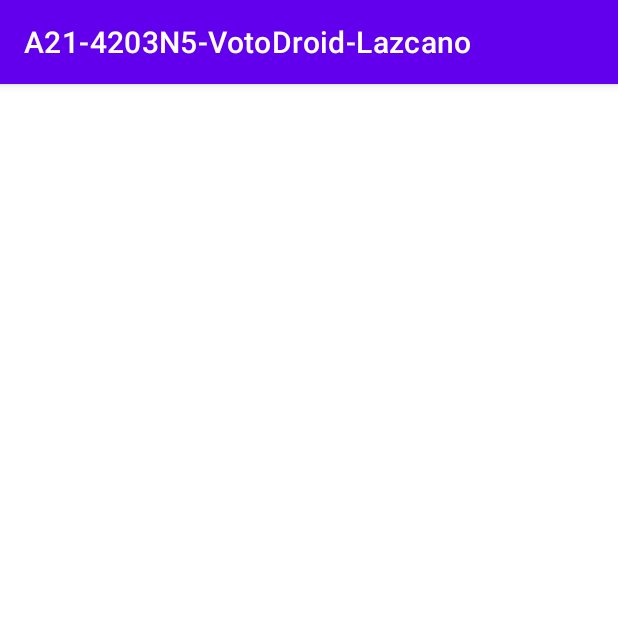
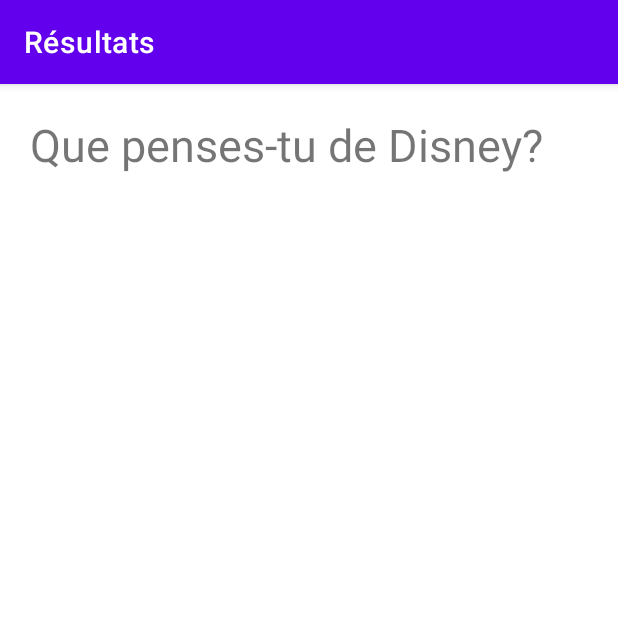
Before and after one commit to Aylazcano/A21-4203N5-VotoDroid-Lazcano, an Android app: the screen it shows after launch (ResultActivity), after a tap on an icon or button, on a phone screen of 412 x 824 dp, the top half of it. Run offline under Robolectric (Android 15) with nearby library versions, the phone set to English and light mode, and no system bars.

Commit message:
FCT: Écran de résultats (début) et ajustement

```diff
--- a/app/src/main/java/com/example/a21_4203n5_votodroid_lazcano/AddQuestionActivity.java
+++ b/app/src/main/java/com/example/a21_4203n5_votodroid_lazcano/AddQuestionActivity.java
@@ -13,6 +13,7 @@ public class AddQuestionActivity extends AppCompatActivity {
     protected void onCreate(Bundle savedInstanceState) {
         super.onCreate(savedInstanceState);
         setContentView(R.layout.activity_add_question);
+        setTitle("VoteDroid");
 
         Button b = findViewById(R.id.button_pose_la_question);
         b.setOnClickListener(new View.OnClickListener() {
--- a/app/src/main/java/com/example/a21_4203n5_votodroid_lazcano/MainActivity.java
+++ b/app/src/main/java/com/example/a21_4203n5_votodroid_lazcano/MainActivity.java
@@ -23,6 +23,7 @@ public class MainActivity extends AppCompatActivity {
     protected void onCreate(Bundle savedInstanceState) {
         super.onCreate(savedInstanceState);
         setContentView(R.layout.activity_main); //*1* Redondant?
+        setTitle("VoteDroid");
 
         /*Add in Oncreate() funtion after setContentView()*/
 
--- a/app/src/main/java/com/example/a21_4203n5_votodroid_lazcano/ResultActivity.java
+++ b/app/src/main/java/com/example/a21_4203n5_votodroid_lazcano/ResultActivity.java
@@ -10,5 +10,6 @@ public class ResultActivity extends AppCompatActivity {
     protected void onCreate(Bundle savedInstanceState) {
         super.onCreate(savedInstanceState);
         setContentView(R.layout.activity_result);
+        setTitle("Résultats");
     }
 }
--- a/app/src/main/res/layout/activity_main.xml
+++ b/app/src/main/res/layout/activity_main.xml
@@ -5,7 +5,6 @@
     android:layout_width="match_parent"
     android:layout_height="match_parent"
     android:orientation="vertical"
-    android:background="#f00"
     tools:context=".MainActivity">
 
 
@@ -15,13 +14,11 @@
         android:layout_marginHorizontal="30dp"
         android:layout_marginTop="30dp"
         android:textColor="@color/black"
-        android:background="#ff0"
         android:backgroundTint="@android:color/darker_gray"
         android:text="AJOUTER"/>
 
     <androidx.recyclerview.widget.RecyclerView
         android:id="@+id/recyclerView"
-        android:background="#0f0"
         android:layout_width="match_parent"
         android:layout_height="wrap_content"
         android:layout_marginHorizontal="30dp" />
--- a/app/src/main/res/layout/activity_result.xml
+++ b/app/src/main/res/layout/activity_result.xml
@@ -1,9 +1,19 @@
 <?xml version="1.0" encoding="utf-8"?>
-<androidx.constraintlayout.widget.ConstraintLayout xmlns:android="http://schemas.android.com/apk/res/android"
+<LinearLayout xmlns:android="http://schemas.android.com/apk/res/android"
     xmlns:app="http://schemas.android.com/apk/res-auto"
     xmlns:tools="http://schemas.android.com/tools"
     android:layout_width="match_parent"
     android:layout_height="match_parent"
+    android:orientation="vertical"
+    android:layout_margin="20dp"
     tools:context=".ResultActivity">
 
-</androidx.constraintlayout.widget.ConstraintLayout>
+    <TextView
+        android:layout_width="match_parent"
+        android:layout_height="wrap_content"
+        android:textSize="30dp"
+        android:text="Que penses-tu de Disney?"/>
+
+
+
+</LinearLayout>
--- a/app/src/main/res/layout/activity_vote.xml
+++ b/app/src/main/res/layout/activity_vote.xml
@@ -12,6 +12,7 @@
         android:id="@+id/selectedQuestion"
         android:layout_width="match_parent"
         android:layout_height="wrap_content"
+        android:layout_margin="15dp"
         android:textSize="30dp"
         android:text= "Que penses-tu de Disney?"
         />
@@ -26,6 +27,7 @@
         />
 
     <EditText
+        android:id="@+id/voteName"
         android:layout_width="match_parent"
         android:layout_height="wrap_content"
         android:layout_margin="30dp"
@@ -34,8 +36,10 @@
         />
 
     <Button
+        android:id="@+id/voteButtom"
         android:layout_width="match_parent"
         android:layout_height="wrap_content"
+        android:layout_marginHorizontal="15dp"
         android:textColor="@color/black"
         android:backgroundTint="@android:color/darker_gray"
         android:text="VOTE"/>
```
Also changed, not shown: app/src/main/java/com/example/a21_4203n5_votodroid_lazcano/VoteActivity.java (+20 -0 lines).
